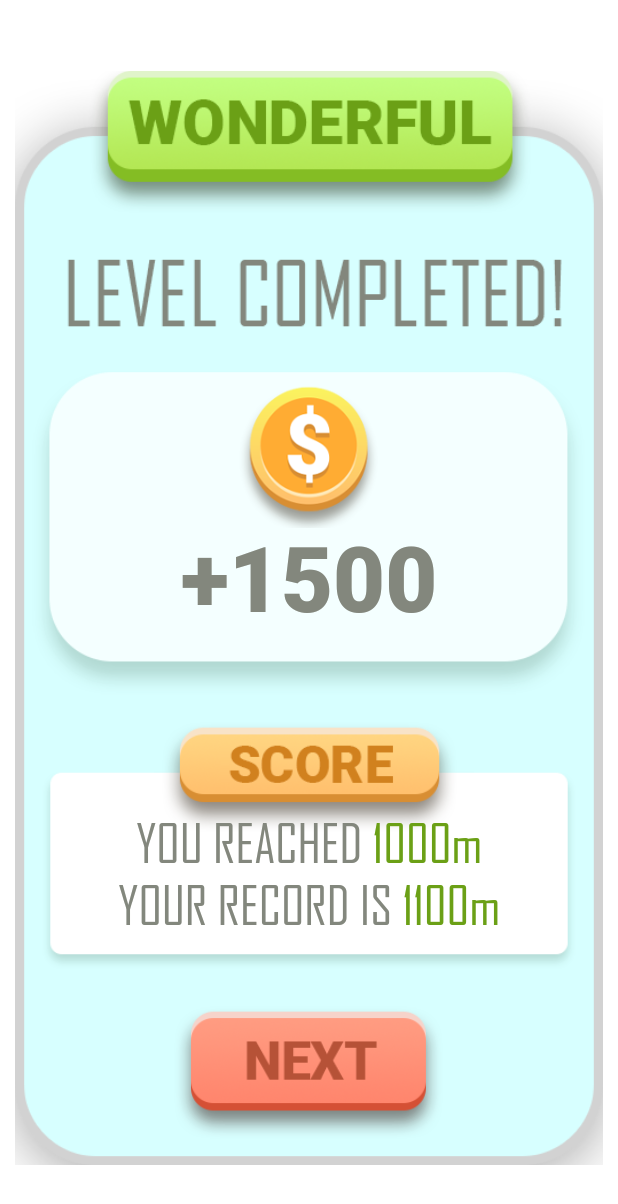
After one commit to GGamesCo/cosmo_word, a Flutter app: the GameCompletePopup screen opened directly, on a phone screen of 412 x 824 dp. The commit adds this screen. Shown: the top 1204 px of the screen. Run offline on Flutter 3.47's test engine with Material 2 defaults, Android fonts, the phone set to English and light mode, and no system bars; our stand-ins replace firebase_core; missing offline and left inert: appsflyer_sdk, event, flame; accounts and stored records are empty.

Commit message:
Add popups

```diff
--- a/lib/Screens/GameScreen/GameScreen.dart
+++ b/lib/Screens/GameScreen/GameScreen.dart
@@ -4,6 +4,7 @@ import '../../Flame/Models/Events/GameCompletedEventArgs.dart';
 import '../../Flame/TimeChallengeGame.dart';
 import '../Common/TopBar/TopBarLayer.dart';
 import 'Layers/Gameplay/GameplayLayer.dart';
+import 'Layers/Popups/GameCompletePopup.dart';
 
 class GameScreen extends StatelessWidget {
 
@@ -36,15 +37,10 @@ class GameScreen extends StatelessWidget {
   void onGameCompleted(GameCompletedEventArgs? resultsData){
     if(resultsData is TimeChallengeGameCompletedEventArgs){
       showDialog(
-          context: gameScreenKey.currentContext!,
-          builder: (BuildContext context){
-            return AlertDialog(
-              title: Text("Popup"),
-              content: Container(
-                child: Text("Completed words: ${resultsData.results.completedWordsCount}"),
-              ),
-            );
-          }
+        context: gameScreenKey.currentContext!,
+        builder: (BuildContext context){
+          return GameCompletePopup();
+        }
       );
     }
   }
--- /dev/null
+++ b/lib/Screens/GameScreen/Layers/Popups/GameCompletePopup.dart
@@ -0,0 +1,159 @@
+import 'package:cosmo_word/Screens/Common/Story/MyStoryProgress.dart';
+import 'package:flutter/material.dart';
+
+class GameCompletePopup extends StatelessWidget{
+
+  @override
+  Widget build(BuildContext context){
+    return Scaffold(
+      backgroundColor: Colors.transparent,
+      body: Padding(
+        padding: EdgeInsets.symmetric(vertical: 10, horizontal: 10),
+        child: Container(
+          child: Center(
+            child: IntrinsicHeight(
+              child: Stack(
+                children: [
+                  Image.asset("assets/images/popups/popup-bg.png"),
+                  Padding(
+                    padding: const EdgeInsets.symmetric(vertical: 0, horizontal: 10),
+                    child: Column(
+                      mainAxisAlignment: MainAxisAlignment.spaceEvenly,
+                      children: [
+                        SizedBox(height: 150),
+                        _getCoinReward(),
+                        //_getStoryData(),
+                        _getTimeChallengeData(),
+                        _getControls()
+                      ],
+                    ),
+                  )
+                ],
+              ),
+            )
+          )
+        ),
+      ),
+    );
+  }
+
+  Widget _getCoinReward(){
+    return IntrinsicHeight(
+      child: Stack(
+        children: [
+          Image.asset("assets/images/popups/reward-bg.png"),
+          Column(
+            mainAxisAlignment: MainAxisAlignment.center,
+            children: [
+              Center(
+                child: SizedBox(
+                  height: 100,
+                  child: Image.asset("assets/images/popups/reward-coin.png")
+                )
+              ),
+              Center(
+                child: Text(
+                  "+1500",
+                  style: TextStyle(
+                    fontFamily: 'Roboto',
+                    color: Color.fromRGBO(131, 135, 125, 1),
+                    fontSize: 60
+                  ),
+                )
+              ),
+              SizedBox(height: 20)
+            ],
+          )
+        ],
+      ),
+    );
+  }
+
+  Widget _getStoryData(){
+    return IntrinsicHeight(
+      child: Stack(
+        children: [
+          Image.asset("assets/images/popups/story-bg.png"),
+          Row(
+            mainAxisAlignment: MainAxisAlignment.center,
+            children: [
+              Padding(
+                padding: const EdgeInsets.only(top: 50),
+                child: MyStoryProgress(
+                  requiredWidth: 260,
+                  requiredHeight: 90,
+                  progressCurrent: 5,
+                  progressTotal: 10,
+                ),
+              )
+            ]
+          )
+        ],
+      ),
+    );
+  }
+
+  Widget _getTimeChallengeData(){
+
+    var textStyle = TextStyle(
+      fontFamily: 'Agency',
+      fontSize: 35,
+      fontWeight: FontWeight.w400,
+      color: Color.fromRGBO(131, 135, 125, 1)
+    );
+
+    return IntrinsicHeight(
+      child: Stack(
+        children: [
+          Image.asset("assets/images/popups/time-challenge-bg.png"),
+          Padding(
+            padding: const EdgeInsets.only(top: 60),
+            child: Column(
+              children: [
+                Row(
+                  mainAxisAlignment: MainAxisAlignment.center,
+                  children: [
+                    Row(
+                      children: [
+                        Text("YOU REACHED ", style: textStyle),
+                        Text("1000m", style: textStyle.copyWith(color: Color.fromRGBO(107, 160, 22, 1))),
+                      ],
+                    )
+                  ]
+                ),
+                Row(
+                    mainAxisAlignment: MainAxisAlignment.center,
+                    children: [
+                      Row(
+                        children: [
+                          Text("YOUR RECORD IS ", style: textStyle),
+                          Text("1100m", style: textStyle.copyWith(color: Color.fromRGBO(107, 160, 22, 1))),
+                        ],
+                      )
+                    ]
+                ),
+              ],
+            ),
+          )
+        ],
+      ),
+    );
+  }
+
+  Widget _getControls(){
+    return Center(
+      child: SizedBox(
+        height: 90,
+        child: Row(
+          mainAxisAlignment: MainAxisAlignment.center,
+          children: [
+            GestureDetector(
+              onTap: () => {},
+              child: Image.asset("assets/images/popups/proceed-btn.png"),
+            )
+          ],
+        ),
+      ),
+    );
+  }
+}
--- a/lib/Screens/LobbyScreen/LobbyScreen.dart
+++ b/lib/Screens/LobbyScreen/LobbyScreen.dart
@@ -4,6 +4,7 @@ import '../../GameBL/TimeChallenge/RocketChallengeConfig.dart';
 import '../Common/Background/StaticBackground.dart';
 import '../Common/TopBar/TopBarLayer.dart';
 import '../GameScreen/GameScreen.dart';
+import '../GameScreen/Layers/Popups/GameCompletePopup.dart';
 import 'LobbyLogo.dart';
 import 'LobbyMyStory.dart';
 import 'LobbyNavigation.dart';
@@ -37,7 +38,7 @@ class LobbyScreen extends StatelessWidget {
             showBalance: true,
           ),
         ],
-        ),
-      );
+      ),
+    );
   }
 }
--- a/pubspec.yaml
+++ b/pubspec.yaml
@@ -64,6 +64,7 @@ flutter:
     - assets/images/rocket/
     - assets/images/lobby/
     - assets/images/common_controls/
+    - assets/images/popups/
 
   # An image asset can refer to one or more resolution-specific "variants", see
   # https://flutter.dev/assets-and-images/#resolution-aware.
@@ -80,3 +81,6 @@ flutter:
    - family: Roboto
      fonts:
        - asset: fonts/Roboto-Black.ttf
+   - family: Agency
+     fonts:
+       - asset: fonts/AGENCYR.ttf
```
Also changed, not shown: assets/images/popups/popup-bg.png (added), assets/images/popups/proceed-btn.png (added), assets/images/popups/reward-bg.png (added), assets/images/popups/reward-coin.png (added), assets/images/popups/story-bg.png (added), assets/images/popups/time-challenge-bg.png (added), fonts/AGENCYB.ttf (added), fonts/AGENCYR.ttf (added).
